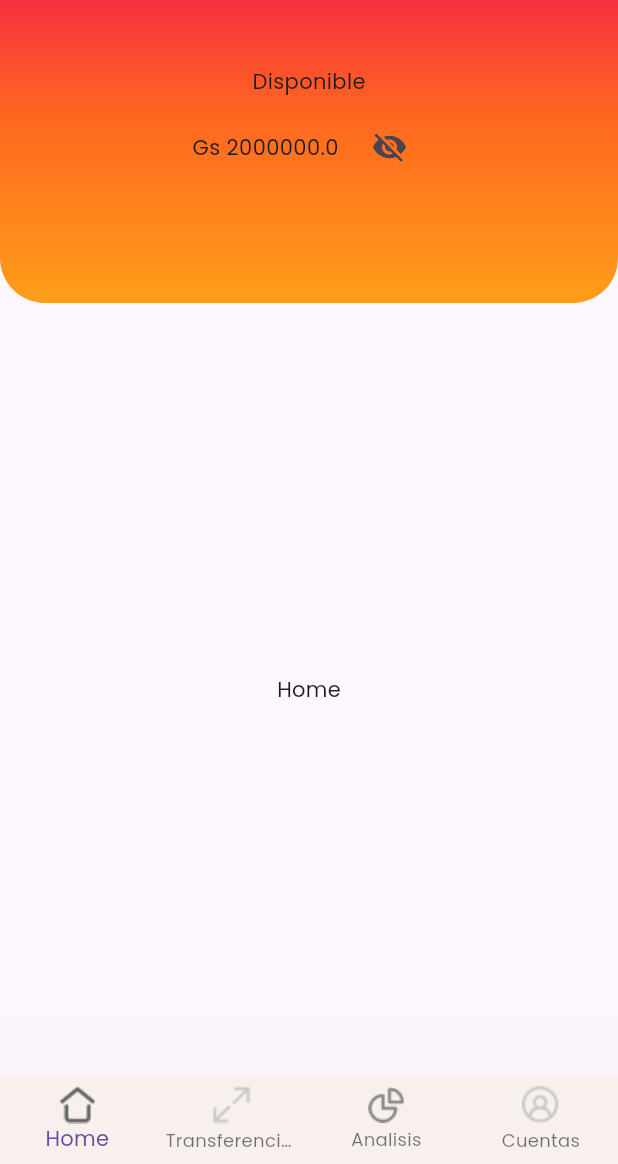
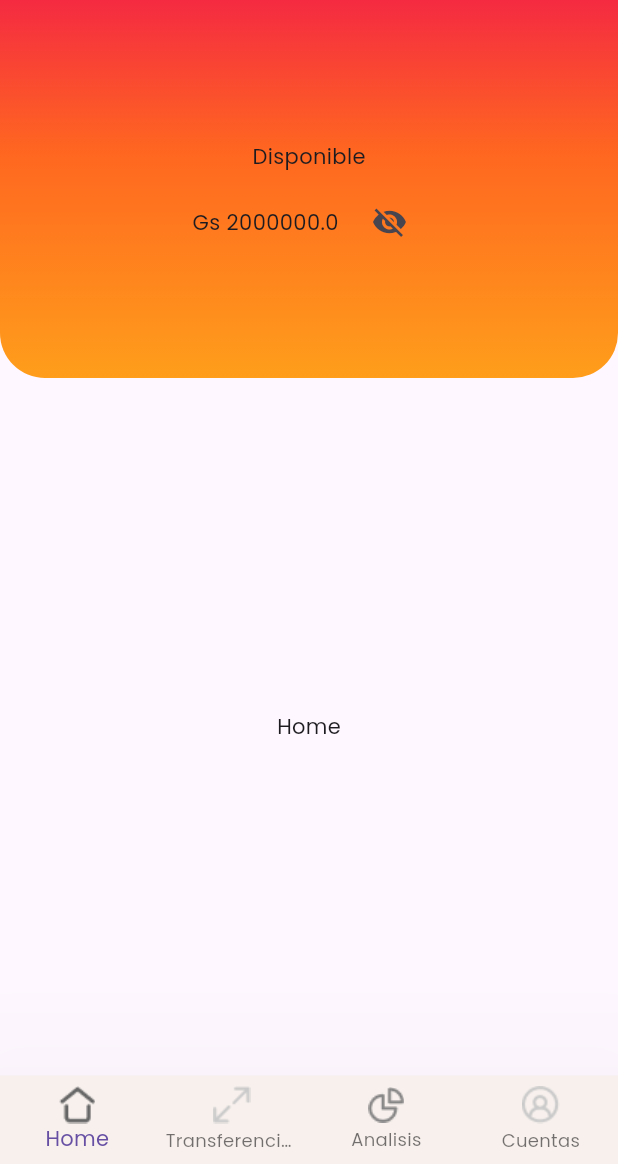
Before and after one commit to ramirezsebas/e_app, a Flutter app: the screen it shows after launch, on a phone screen of 412 x 824 dp, the part 72-1236 px from its top. Run offline on Flutter 3.47's test engine with Material 3 defaults, Android fonts, the phone set to English and light mode, and no system bars; our stand-ins replace bloc, equatable, flutter_bloc, google_fonts; generated files the repository leaves out were written again.

Commit message:
refactor: cambiamos altura del app bar

```diff
--- a/lib/app/core/widgets/e_app_bar.dart
+++ b/lib/app/core/widgets/e_app_bar.dart
@@ -6,6 +6,8 @@ import 'package:flutter_bloc/flutter_bloc.dart';
 
 class EAppBar extends StatelessWidget implements PreferredSizeWidget {
   const EAppBar({super.key});
+
+  static const _height = 300.0;
 
   @override
   Widget build(BuildContext context) {
@@ -18,7 +20,7 @@ class EAppBar extends StatelessWidget implements PreferredSizeWidget {
       ],
       title: Assets.images.logo.image(),
       bottom: PreferredSize(
-        preferredSize: const Size.fromHeight(250),
+        preferredSize: const Size.fromHeight(_height),
         child: Container(
           margin: const EdgeInsets.only(
             bottom: 80,
@@ -60,5 +62,5 @@ class EAppBar extends StatelessWidget implements PreferredSizeWidget {
   }
 
   @override
-  Size get preferredSize => const Size.fromHeight(250);
+  Size get preferredSize => const Size.fromHeight(_height);
 }
```
